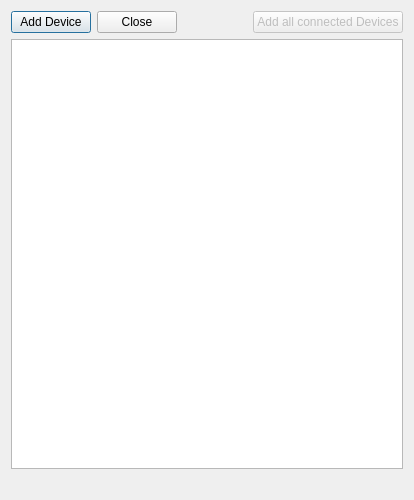
Tinkerforge/brickv, file src/brickv/data_logger/ui/device_dialog.ui: the form before one commit.
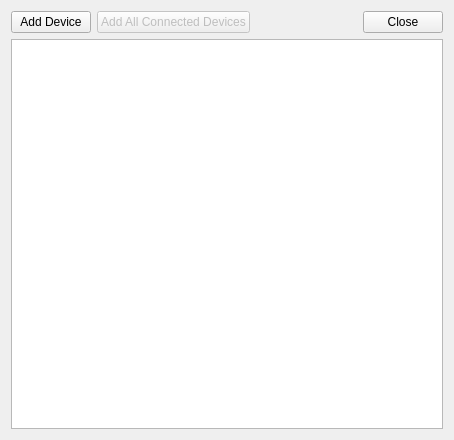
The form after the commit.

Commit message: data-logger: Remove unused spacers from device dialog

Patch:
```diff
--- a/src/brickv/data_logger/ui/device_dialog.ui
+++ b/src/brickv/data_logger/ui/device_dialog.ui
@@ -9,68 +9,24 @@
    <rect>
     <x>0</x>
     <y>0</y>
-    <width>414</width>
-    <height>500</height>
+    <width>454</width>
+    <height>440</height>
    </rect>
   </property>
   <property name="windowTitle">
    <string>Add Device</string>
   </property>
+  <layout class="QVBoxLayout" name="verticalLayout">
+   <item>
   <layout class="QGridLayout" name="gridLayout">
-   <item row="3" column="0">
-    <spacer name="horizontalSpacer">
-     <property name="orientation">
-      <enum>Qt::Horizontal</enum>
-     </property>
-     <property name="sizeHint" stdset="0">
-      <size>
-       <width>40</width>
-       <height>20</height>
-      </size>
-     </property>
-    </spacer>
-   </item>
-   <item row="3" column="4">
-    <spacer name="horizontalSpacer_2">
-     <property name="orientation">
-      <enum>Qt::Horizontal</enum>
-     </property>
-     <property name="sizeHint" stdset="0">
-      <size>
-       <width>40</width>
-       <height>20</height>
-      </size>
-     </property>
-    </spacer>
-   </item>
-   <item row="1" column="0">
-    <widget class="QPushButton" name="btn_add_device">
-     <property name="text">
-      <string>Add Device</string>
-     </property>
-    </widget>
-   </item>
-   <item row="1" column="1">
-    <widget class="QPushButton" name="btn_cancel">
-     <property name="text">
-      <string>Close</string>
-     </property>
-    </widget>
-   </item>
-   <item row="3" column="3">
-    <spacer name="horizontalSpacer_3">
-     <property name="orientation">
-      <enum>Qt::Horizontal</enum>
-     </property>
-     <property name="sizeHint" stdset="0">
-      <size>
-       <width>40</width>
-       <height>20</height>
-      </size>
-     </property>
-    </spacer>
-   </item>
-   <item row="1" column="3" colspan="2">
+     <item row="1" column="0" colspan="4">
+      <widget class="QListWidget" name="list_widget">
+       <property name="selectionMode">
+        <enum>QAbstractItemView::ExtendedSelection</enum>
+       </property>
+      </widget>
+     </item>
+     <item row="0" column="1">
     <widget class="QPushButton" name="btn_add_all_devices">
      <property name="enabled">
       <bool>false</bool>
@@ -79,25 +35,26 @@
       <string>Only active when Connected</string>
      </property>
      <property name="text">
-      <string>Add all connected Devices</string>
+        <string>Add All Connected Devices</string>
      </property>
     </widget>
    </item>
-   <item row="3" column="1">
-    <spacer name="horizontalSpacer_4">
-     <property name="orientation">
-      <enum>Qt::Horizontal</enum>
-     </property>
-     <property name="sizeHint" stdset="0">
-      <size>
-       <width>40</width>
-       <height>20</height>
-      </size>
-     </property>
-    </spacer>
-   </item>
-   <item row="3" column="2">
-    <spacer name="horizontalSpacer_5">
+     <item row="0" column="0">
+      <widget class="QPushButton" name="btn_add_device">
+       <property name="text">
+        <string>Add Device</string>
+       </property>
+      </widget>
+     </item>
+     <item row="0" column="3">
+      <widget class="QPushButton" name="btn_cancel">
+       <property name="text">
+        <string>Close</string>
+       </property>
+      </widget>
+     </item>
+     <item row="0" column="2">
+      <spacer name="horizontalSpacer">
      <property name="orientation">
       <enum>Qt::Horizontal</enum>
      </property>
@@ -109,12 +66,7 @@
      </property>
     </spacer>
    </item>
-   <item row="2" column="0" colspan="5">
-    <widget class="QListWidget" name="list_widget">
-     <property name="selectionMode">
-      <enum>QAbstractItemView::ExtendedSelection</enum>
-     </property>
-    </widget>
+    </layout>
    </item>
   </layout>
  </widget>
```
Lines whose indentation alone changed are shown as unchanged.
